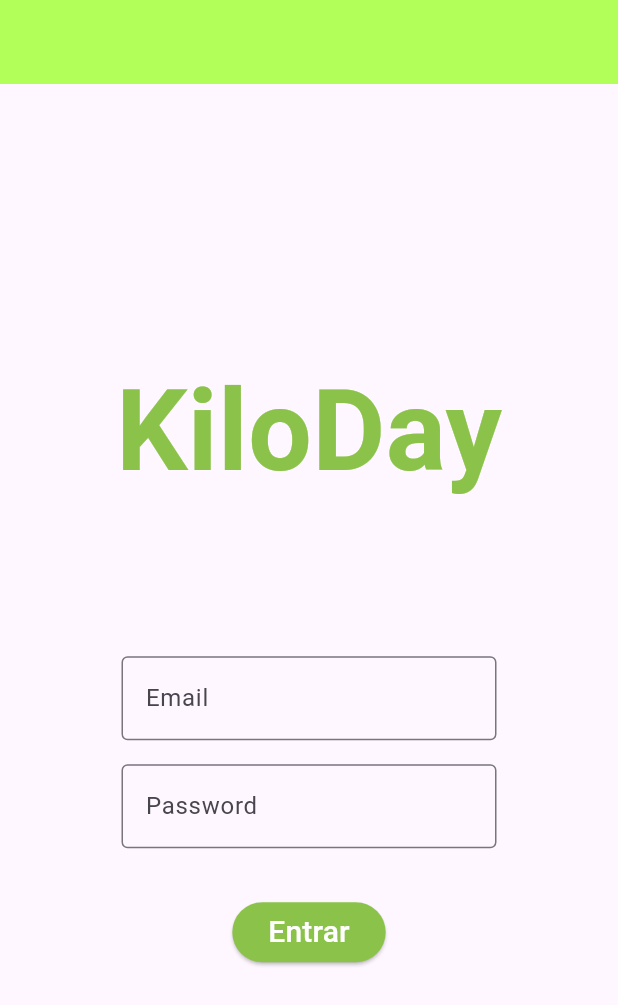
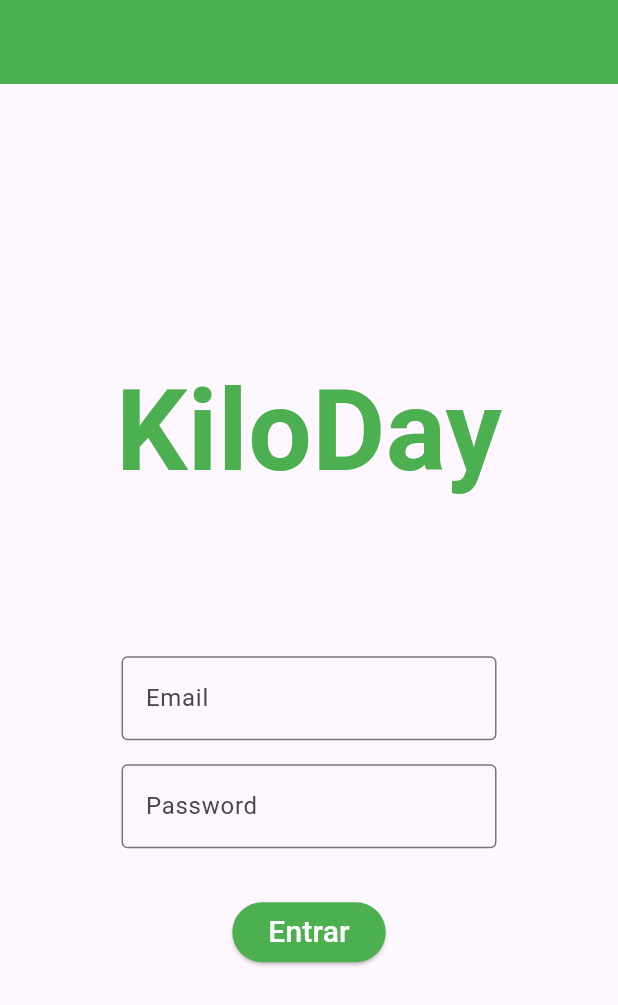
Before and after one commit to IgorBondezam/kiloday, a Flutter app: the screen it shows after launch, on a phone screen of 412 x 824 dp. Shown: the top 1005 px of the screen. Run offline on Flutter 3.47's test engine with Material 3 defaults, Android fonts, the light colour scheme and no system bars.

Commit message:
Adicionando padrão nas cores

```diff
--- a/lib/main.dart
+++ b/lib/main.dart
@@ -8,12 +8,16 @@ void main() {
 class MyApp extends StatelessWidget {
   const MyApp({super.key});
 
+  static Color green = Colors.green;
+
   @override
   Widget build(BuildContext context) {
     return MaterialApp(
       theme: ThemeData(
-        appBarTheme: const AppBarTheme(
-          color: Colors.lightGreenAccent
+        appBarTheme: AppBarTheme(
+          centerTitle: true,
+          color: MyApp.green,
+          titleTextStyle: const TextStyle(color: Colors.white, fontWeight: FontWeight.w700, fontSize: 30),
         ),
       ),
       home: Login(),
--- a/lib/screns/crud_alimento.dart
+++ b/lib/screns/crud_alimento.dart
@@ -1,6 +1,7 @@
 import 'package:flutter/cupertino.dart';
 import 'package:flutter/material.dart';
 import 'package:kiloday/components/expanded_listagem_title_subtitle.dart';
+import 'package:kiloday/main.dart';
 import 'package:kiloday/model/alimento.dart';
 
 class CrudAlimento extends StatefulWidget {
@@ -70,7 +71,7 @@ class _CrudAlimentoState extends State<CrudAlimento> {
         ),
         const Padding(padding: EdgeInsets.all(16.0)),
         ElevatedButton(
-          style: ElevatedButton.styleFrom(backgroundColor: Colors.lightGreen),
+          style: ElevatedButton.styleFrom(backgroundColor: MyApp.green),
           onPressed: () {
             setState(() {
               Alimento alimento = Alimento(
--- a/lib/screns/crud_refeicao.dart
+++ b/lib/screns/crud_refeicao.dart
@@ -2,6 +2,7 @@ import 'package:flutter/cupertino.dart';
 import 'package:flutter/material.dart';
 import 'package:kiloday/components/dropdown_menu_add_item.dart';
 import 'package:kiloday/components/expanded_listagem_title_subtitle.dart';
+import 'package:kiloday/main.dart';
 import 'package:kiloday/model/alimento.dart';
 import 'package:kiloday/model/refeicao.dart';
 
@@ -42,7 +43,7 @@ class _CrudRefeicaoState extends State<CrudRefeicao> {
         DropdownMenuListAddItem(items: widget.alimentos, itemsAdicionados: widget.alimentosSelecionados),
         const Padding(padding: EdgeInsets.all(16.0)),
         ElevatedButton(
-          style: ElevatedButton.styleFrom(backgroundColor: Colors.lightGreen),
+          style: ElevatedButton.styleFrom(backgroundColor: MyApp.green),
           onPressed: () {
             setState(() {
               Refeicao refeicao = Refeicao(widget.nomeController.text, DateTime.now());
--- a/lib/screns/login.dart
+++ b/lib/screns/login.dart
@@ -1,4 +1,5 @@
 import 'package:flutter/material.dart';
+import 'package:kiloday/main.dart';
 import 'package:kiloday/model/user.dart';
 import 'package:kiloday/screns/home.dart';
 
@@ -19,10 +20,10 @@ class _LoginState extends State<Login> {
       appBar: AppBar(),
       body: Center(
         child: Column(mainAxisAlignment: MainAxisAlignment.center, children: [
-          const Text(
+          Text(
             'KiloDay',
             style: TextStyle(
-                color: Colors.lightGreen,
+                color: MyApp.green,
                 fontSize: 75,
                 fontWeight: FontWeight.w700),
           ),
@@ -52,7 +53,7 @@ class _LoginState extends State<Login> {
           ),
           const Padding(padding: EdgeInsets.all(16.0)),
           ElevatedButton(
-            style: ElevatedButton.styleFrom(backgroundColor: Colors.lightGreen),
+            style: ElevatedButton.styleFrom(backgroundColor: MyApp.green),
             onPressed: () {
               User user = User(
                   widget.loginController.text, widget.passwordController.text);
```
Also changed, not shown: lib/components/dropdown_menu_add_item.dart (+4 -3 lines), lib/screns/home.dart (+12 -3 lines).
